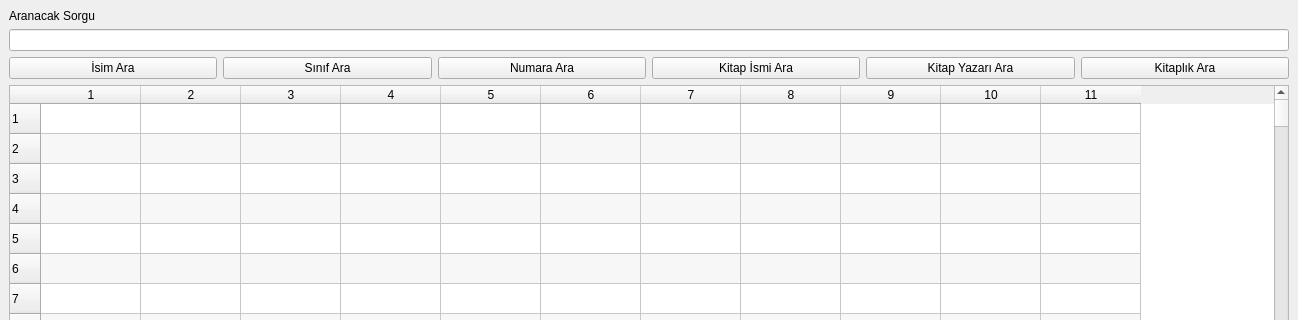
Above: lib/pop-window/kayit_ara.ui from kernelginar/kuys before the change; both pictures show x 0 to 1298 and y 0 to 320 of the 1298 by 879 pixel window. Below: the same form after it.
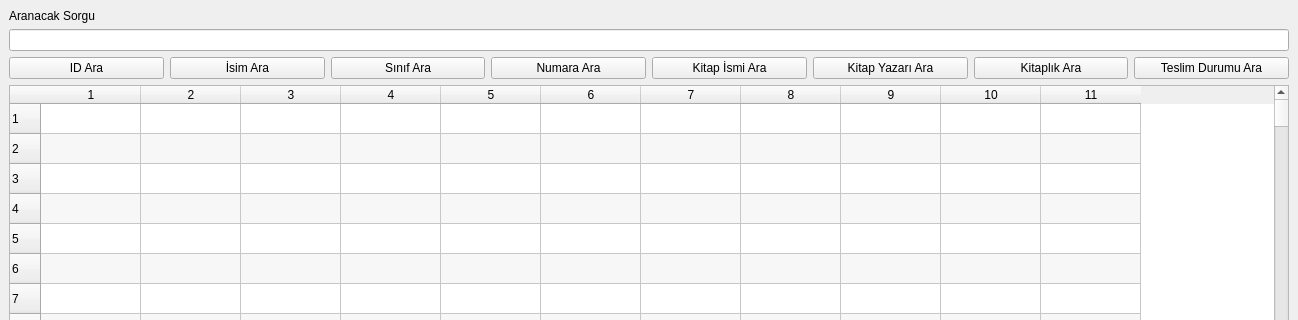
That is the form after the change.

What changed in the file:
```diff
--- a/lib/pop-window/kayit_ara.ui
+++ b/lib/pop-window/kayit_ara.ui
@@ -15,59 +15,73 @@
   </property>
   <widget class="QWidget" name="centralwidget">
    <layout class="QGridLayout" name="gridLayout">
-    <item row="1" column="0" colspan="6">
-     <widget class="QLineEdit" name="sorgu_lineEdit"/>
-    </item>
-    <item row="2" column="4">
-     <widget class="QPushButton" name="btnKitapYazariAra">
-      <property name="text">
-       <string>Kitap Yazarı Ara</string>
-      </property>
-     </widget>
-    </item>
-    <item row="2" column="0">
+    <item row="2" column="1">
      <widget class="QPushButton" name="btnIsimAra">
       <property name="text">
        <string>İsim Ara</string>
       </property>
      </widget>
     </item>
-    <item row="0" column="0" colspan="2">
-     <widget class="QLabel" name="sorgu_label">
-      <property name="text">
-       <string>Aranacak Sorgu</string>
-      </property>
-     </widget>
-    </item>
-    <item row="2" column="1">
-     <widget class="QPushButton" name="btnSinifAra">
-      <property name="text">
-       <string>Sınıf Ara</string>
-      </property>
-     </widget>
-    </item>
-    <item row="2" column="5">
+    <item row="2" column="6">
      <widget class="QPushButton" name="btnKitaplikAra">
       <property name="text">
        <string>Kitaplık Ara</string>
       </property>
      </widget>
     </item>
-    <item row="2" column="2">
+    <item row="2" column="5">
+     <widget class="QPushButton" name="btnKitapYazariAra">
+      <property name="text">
+       <string>Kitap Yazarı Ara</string>
+      </property>
+     </widget>
+    </item>
+    <item row="2" column="3">
      <widget class="QPushButton" name="btnNumaraAra">
       <property name="text">
        <string>Numara Ara</string>
       </property>
      </widget>
     </item>
-    <item row="2" column="3">
+    <item row="2" column="4">
      <widget class="QPushButton" name="btnKitapIsmiAra">
       <property name="text">
        <string>Kitap İsmi Ara</string>
       </property>
      </widget>
     </item>
-    <item row="3" column="0" colspan="6">
+    <item row="2" column="0">
+     <widget class="QPushButton" name="btnIDAra">
+      <property name="text">
+       <string>ID Ara</string>
+      </property>
+     </widget>
+    </item>
+    <item row="2" column="2">
+     <widget class="QPushButton" name="btnSinifAra">
+      <property name="text">
+       <string>Sınıf Ara</string>
+      </property>
+     </widget>
+    </item>
+    <item row="2" column="7">
+     <widget class="QPushButton" name="btnTeslimDurumuAra">
+      <property name="text">
+       <string>Teslim Durumu Ara</string>
+      </property>
+     </widget>
+    </item>
+    <item row="1" column="0" colspan="8">
+     <widget class="QLineEdit" name="sorgu_lineEdit"/>
+    </item>
+    <item row="0" column="0" colspan="8">
+     <widget class="QLabel" name="sorgu_label">
+      <property name="text">
+       <string>Aranacak Sorgu</string>
+      </property>
+     </widget>
+    </item>
+    <item row="3" column="0" colspan="8">
      <widget class="QTableWidget" name="kayit_listesi">
       <property name="alternatingRowColors">
        <bool>true</bool>
```
Left out of the diff: 2 changed lines with no effect on the pictures.
